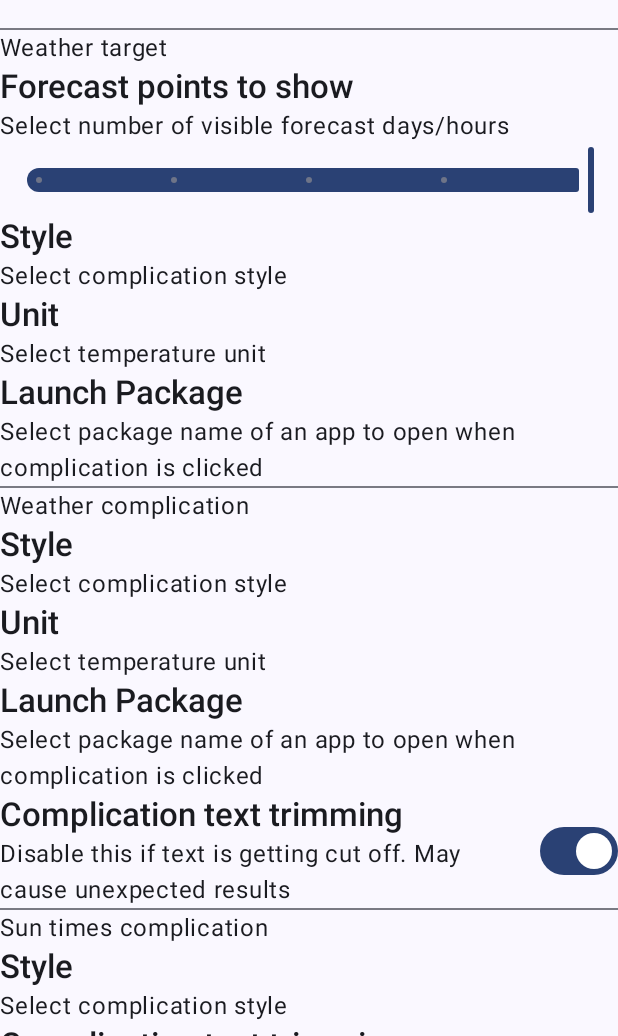
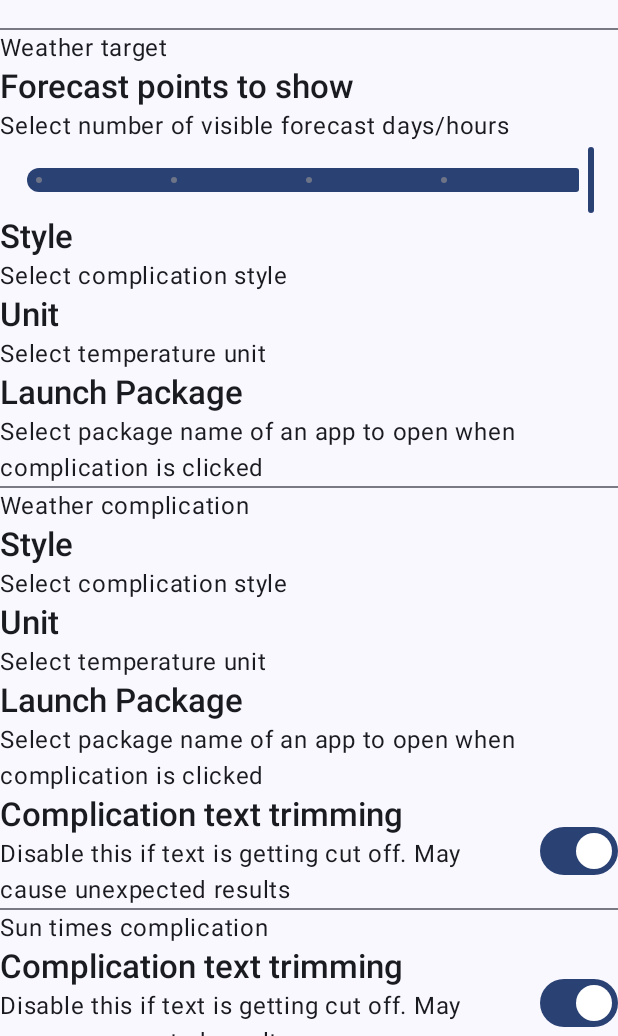
Before and after one commit to pacjo/GenericWeatherPlugin, an Android app built with Jetpack Compose: the ConfigurationActivity screen opened directly, with no data from a screen before it, on a phone screen of 412 x 824 dp, the part 200-1236 px from its top. Run offline under Robolectric (Android 15) with nearby library versions, the phone set to English and light mode, and no system bars; libraries missing offline, so code that uses them is left out: com.kieronquinn.app.

Commit message:
remove style option

```diff
--- a/app/src/main/java/nodomain/pacjo/smartspacer/genericweather/ui/activities/ConfigurationActivity.kt
+++ b/app/src/main/java/nodomain/pacjo/smartspacer/genericweather/ui/activities/ConfigurationActivity.kt
@@ -349,20 +349,20 @@ class ConfigurationActivity : ComponentActivity() {
                         Divider()
                         Text("Sun times complication")
 
-                        PreferenceMenu(
-                            icon = R.drawable.baseline_error_24,
-                            title = "Style",
-                            subtitle = "Select complication style",
-                            stateCallback = {
-                                value -> savePreference(context,"complication_suntimes_style", value)
-                                SmartspacerComplicationProvider.notifyChange(context, GenericSunTimesComplication::class.java)
-                            },
-                            items = listOf(
-                                Pair("Exact time", "exact"),
-                                Pair("Time to", "time_to"),
-                                Pair("Time to + exact time", "both")
-                            )
-                        )
+//                        PreferenceMenu(
+//                            icon = R.drawable.baseline_error_24,
+//                            title = "Style",
+//                            subtitle = "Select complication style",
+//                            stateCallback = {
+//                                value -> savePreference(context,"complication_suntimes_style", value)
+//                                SmartspacerComplicationProvider.notifyChange(context, GenericSunTimesComplication::class.java)
+//                            },
+//                            items = listOf(
+//                                Pair("Exact time", "exact"),
+//                                Pair("Time to", "time_to"),
+//                                Pair("Time to + exact time", "both")
+//                            )
+//                        )
 
                         PreferenceSwitch(
                             icon = R.drawable.baseline_error_24,
```
